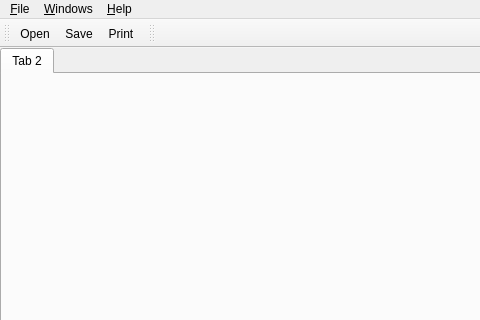
The window that library/tulip3-compat/designer/Tulip.ui (vadivelselvaraj/TulipGLImprovement) describes before a commit, drawn with Qt 5; both pictures show x 0 to 480 and y 0 to 320 of the 1005 by 700 pixel window.
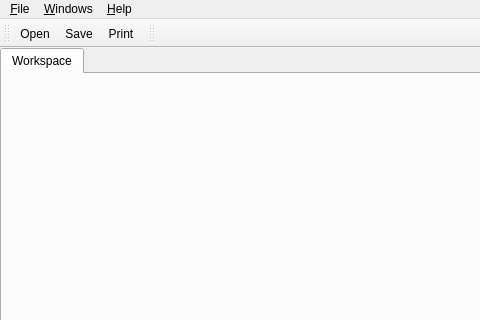
The same window after the commit. Icons and pictures are not drawn.

Diff of the .ui file:
```diff
--- a/library/tulip3-compat/designer/Tulip.ui
+++ b/library/tulip3-compat/designer/Tulip.ui
@@ -27,9 +27,12 @@
       <property name="currentIndex">
        <number>0</number>
       </property>
+      <property name="documentMode">
+       <bool>false</bool>
+      </property>
       <widget class="QWidget" name="tab">
        <attribute name="title">
-        <string>Tab 2</string>
+        <string>Workspace</string>
        </attribute>
       </widget>
      </widget>
```
